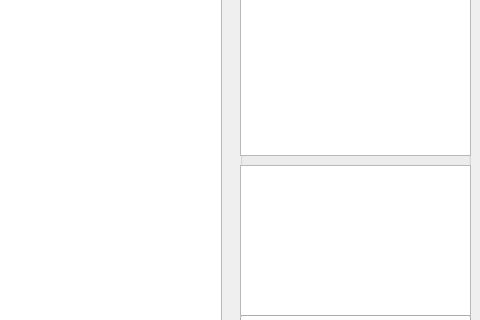
Before: the Qt Designer form main.ui in Xertis/AIeditor, drawn with Qt 5; both pictures show x 329 to 809 and y 194 to 514 of the 809 by 606 pixel window.
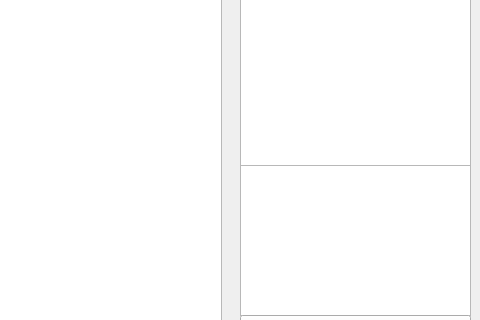
After: the same form once the commit is applied.

What changed in the file:
```diff
--- a/main.ui
+++ b/main.ui
@@ -55,7 +55,7 @@
        <x>0</x>
        <y>20</y>
        <width>231</width>
-       <height>331</height>
+       <height>341</height>
       </rect>
      </property>
      <layout class="QVBoxLayout" name="ai_v_layout">
```
